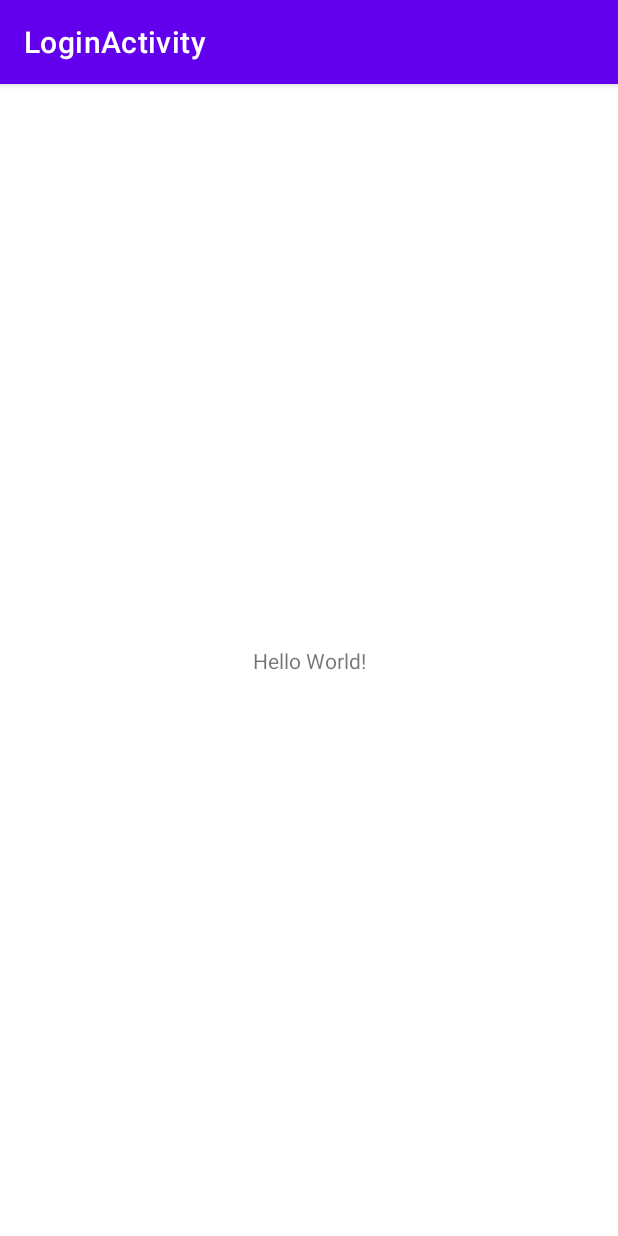
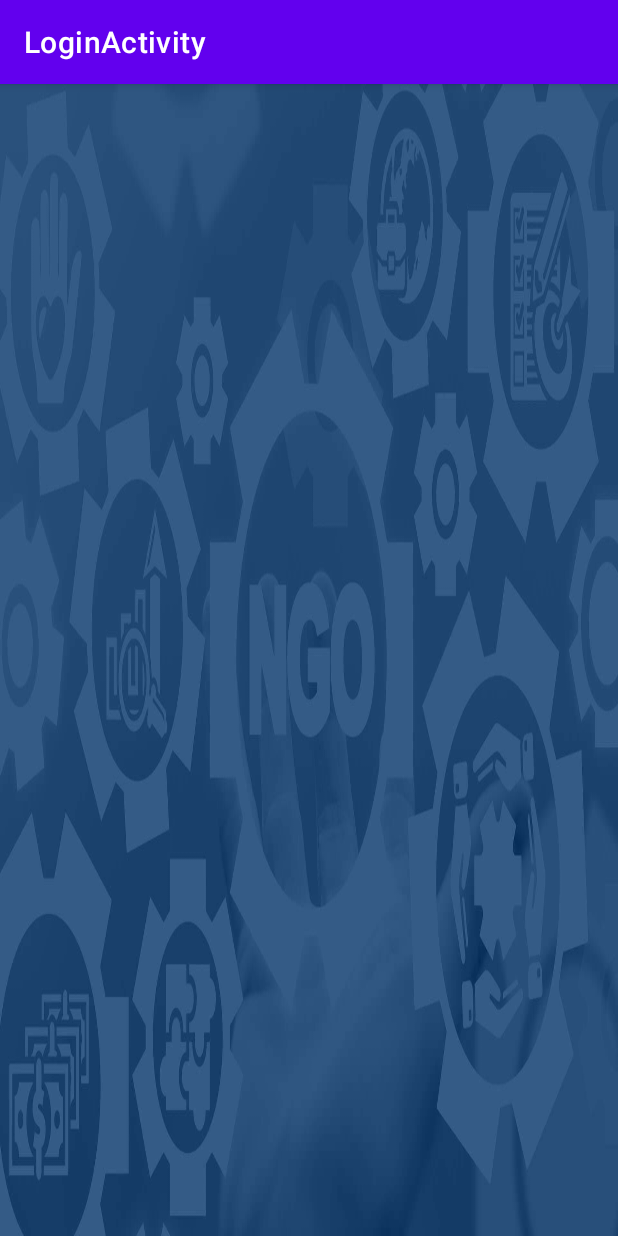
Before and after one commit to AravindakumarAT/NGOApp, an Android app: the screen it shows after launch (MainActivity), on a phone screen of 412 x 824 dp. Run offline under Robolectric (Android 15) with nearby library versions, the phone set to English and light mode, and no system bars.

Commit message:
Added Background image

```diff
--- a/app/src/main/res/layout/activity_main.xml
+++ b/app/src/main/res/layout/activity_main.xml
@@ -4,15 +4,5 @@
     xmlns:tools="http://schemas.android.com/tools"
     android:layout_width="match_parent"
     android:layout_height="match_parent"
-    tools:context=".MainActivity">
-
-    <TextView
-        android:layout_width="wrap_content"
-        android:layout_height="wrap_content"
-        android:text="Hello World!"
-        app:layout_constraintBottom_toBottomOf="parent"
-        app:layout_constraintLeft_toLeftOf="parent"
-        app:layout_constraintRight_toRightOf="parent"
-        app:layout_constraintTop_toTopOf="parent" />
-
-</androidx.constraintlayout.widget.ConstraintLayout>
+    tools:context=".MainActivity"
+    android:background="@drawable/ngo_image"/>
```
Also changed, not shown: app/src/main/res/drawable/ngo_image.jpg (added).
